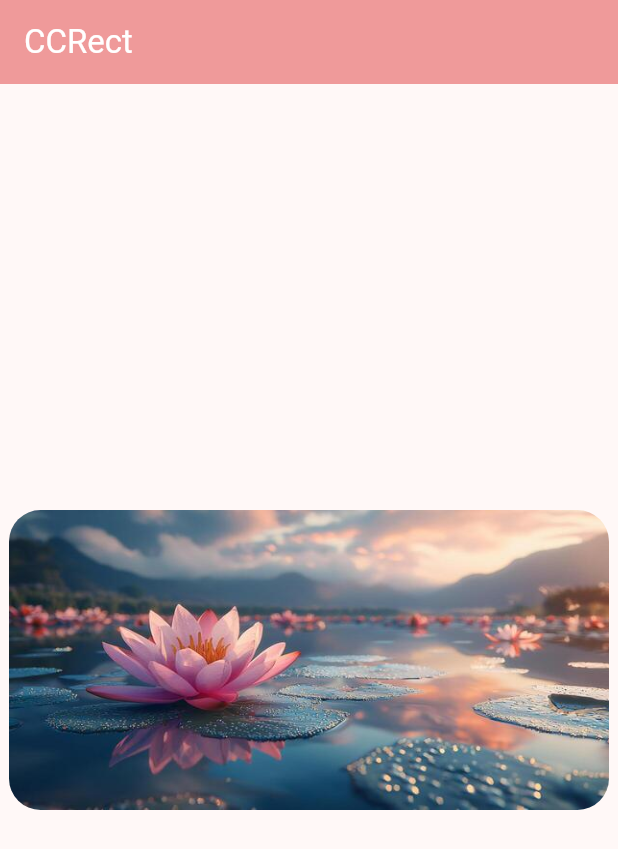
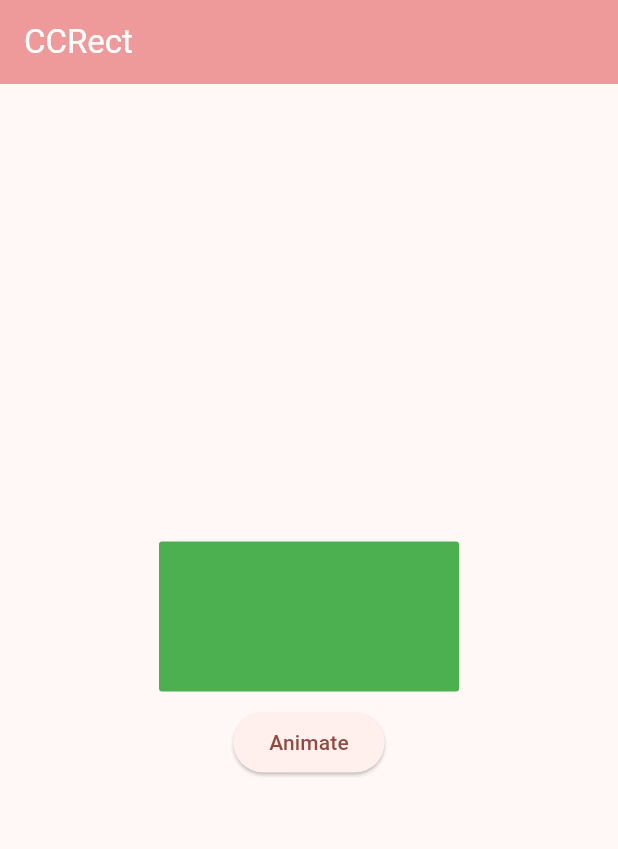
Before and after one commit to samirmangroliya/fluttersecondapp, a Flutter app: the screen it shows after launch, on a phone screen of 412 x 824 dp. Shown: the top 849 px of the screen. Run offline on Flutter 3.47's test engine with Material 3 defaults, Android fonts, the phone set to English and light mode, and no system bars; our stand-ins replace font_awesome_flutter.

Commit message:
AnimatedContainer in flutter

```diff
--- /dev/null
+++ b/lib/animatedcontainer/AnimatedContainerExample.dart
@@ -0,0 +1,64 @@
+import 'package:flutter/material.dart';
+import 'package:fluttersecondapp/main.dart';
+
+class AnimatedContainerExample extends State<MyHomePage> {
+  var _width = 200.0;
+  var _height = 100.0;
+  bool flag = true;
+
+  Decoration decoration = BoxDecoration(
+    borderRadius: BorderRadius.circular(2),
+    color: Colors.green,
+  );
+
+  @override
+  Widget build(BuildContext context) {
+    return Scaffold(
+      appBar: AppBar(
+        backgroundColor: Colors.red.shade200,
+        title: Text("CCRect", style: TextStyle(color: Colors.white)),
+      ),
+      body: Center(
+        child: Column(
+          mainAxisAlignment: MainAxisAlignment.center,
+          children: [
+            AnimatedContainer(
+              width: _width,
+              height: _height,
+              curve: Curves.bounceOut,
+              duration: Duration(seconds: 1),
+              decoration: decoration,
+            ),
+            SizedBox(height: 10),
+            ElevatedButton(
+              onPressed: () {
+                setState(() {
+                  if (flag) {
+                    _width = 100;
+                    _height = 200;
+                    flag = false;
+
+                    decoration = BoxDecoration(
+                      borderRadius: BorderRadius.circular(20),
+                      color: Colors.orange,
+                    );
+                  } else {
+                    _width = 200;
+                    _height = 100;
+                    flag = true;
+
+                    decoration = BoxDecoration(
+                      borderRadius: BorderRadius.circular(2),
+                      color: Colors.green,
+                    );
+                  }
+                });
+              },
+              child: Text("Animate"),
+            ),
+          ],
+        ),
+      ),
+    );
+  }
+}
--- a/lib/main.dart
+++ b/lib/main.dart
@@ -1,6 +1,6 @@
 import 'package:flutter/material.dart';
 
-import 'cliprrect/ClipRRectExample.dart';
+import 'animatedcontainer/AnimatedContainerExample.dart';
 
 
 void main() {
@@ -40,5 +40,5 @@ class MyHomePage extends StatefulWidget {
   final String title;
 
   @override
-  State<MyHomePage> createState() => ClipRRectExample();
+  State<MyHomePage> createState() => AnimatedContainerExample();
 }
```
